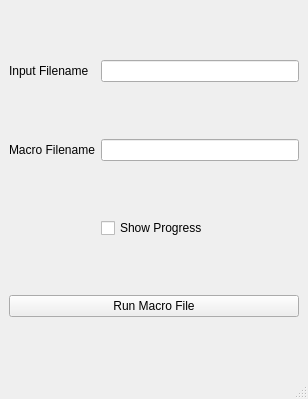
Old version of the form Tracker/Main.ui in the repository hratcliffe/PixelChart.
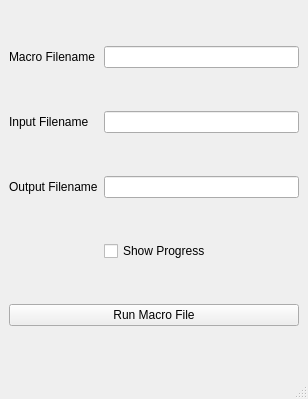
New version of the form.

Commit message:
Auto-fill in ad out files
When macro filename entered, last input and output filenames
are extracted and entered into input and output fields IFF they
are empty. If no name found, nothing is entered

The edit to the form file:
```diff
--- a/Tracker/Main.ui
+++ b/Tracker/Main.ui
@@ -15,21 +15,17 @@
   </property>
   <widget class="QWidget" name="centralwidget">
    <layout class="QGridLayout" name="gridLayout">
-    <item row="3" column="0" colspan="2">
+    <item row="2" column="1">
+     <widget class="QLineEdit" name="output_file"/>
+    </item>
+    <item row="5" column="0" colspan="2">
      <widget class="QPushButton" name="run_button">
       <property name="text">
        <string>Run Macro File</string>
       </property>
      </widget>
     </item>
-    <item row="1" column="0">
-     <widget class="QLabel" name="label_2">
-      <property name="text">
-       <string>Macro Filename</string>
-      </property>
-     </widget>
-    </item>
-    <item row="2" column="1">
+    <item row="4" column="1">
      <widget class="QCheckBox" name="progress_check">
       <property name="text">
        <string>Show Progress</string>
@@ -37,18 +33,32 @@
      </widget>
     </item>
     <item row="1" column="1">
-     <widget class="QLineEdit" name="macro_file"/>
-    </item>
-    <item row="0" column="1">
      <widget class="QLineEdit" name="input_file"/>
     </item>
-    <item row="0" column="0">
+    <item row="1" column="0">
      <widget class="QLabel" name="input_file_label">
       <property name="text">
        <string>Input Filename</string>
       </property>
      </widget>
     </item>
+    <item row="2" column="0">
+     <widget class="QLabel" name="label">
+      <property name="text">
+       <string>Output Filename</string>
+      </property>
+     </widget>
+    </item>
+    <item row="0" column="1">
+     <widget class="QLineEdit" name="macro_file"/>
+    </item>
+    <item row="0" column="0">
+     <widget class="QLabel" name="label_2">
+      <property name="text">
+       <string>Macro Filename</string>
+      </property>
+     </widget>
+    </item>
    </layout>
   </widget>
   <widget class="QMenuBar" name="menubar">
```
The commit also changes 2 other files.
